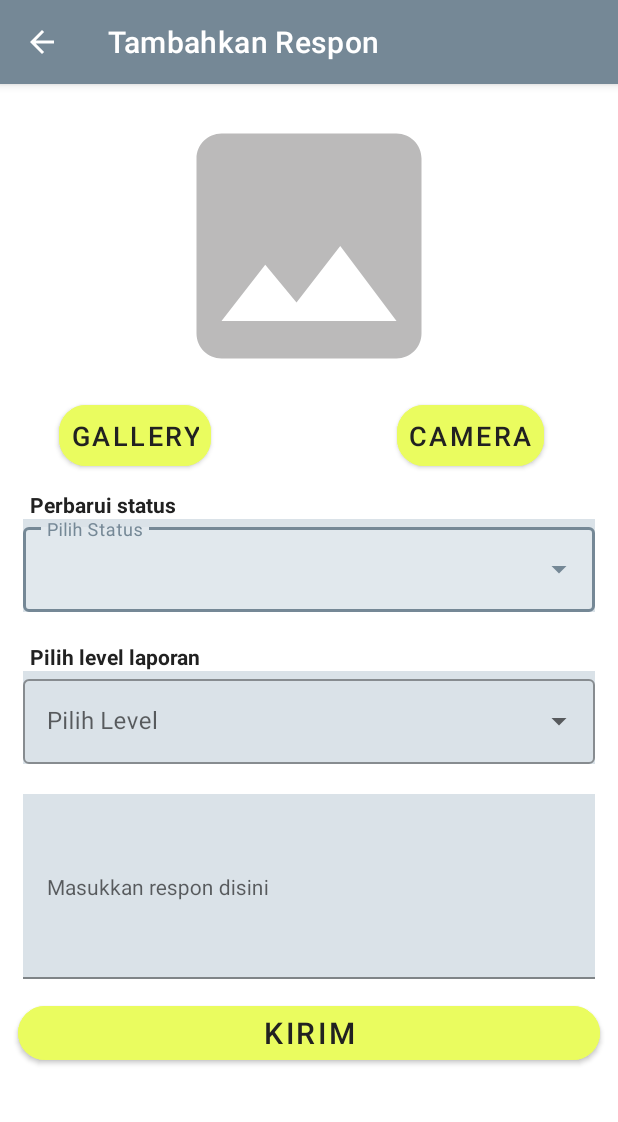
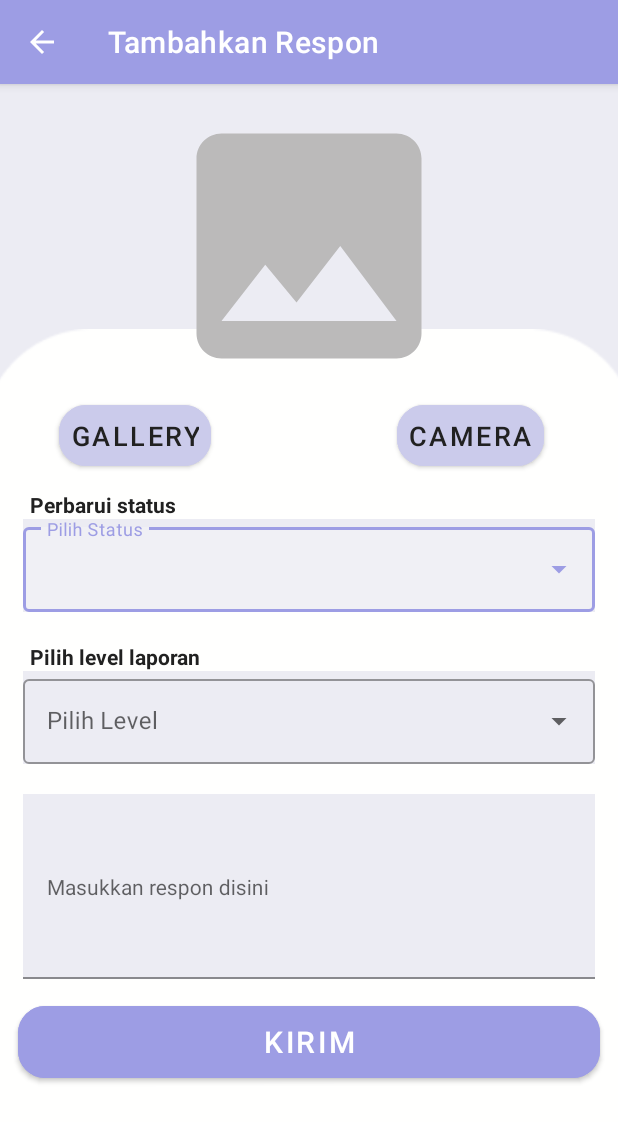
Before and after one commit to ttrrayl/facility-broken-app, an Android app: the AddStoryActivity screen opened directly, with no data from a screen before it, on a phone screen of 412 x 824 dp. Shown: the top 1122 px of the screen. Run offline under Robolectric (Android 15) with nearby library versions, the phone set to English and light mode, and no system bars; pictures from the network do not load; 8 statements that could not run were skipped.

Commit message:
fix layout before semhas

```diff
--- a/app/src/main/res/layout/activity_add_story.xml
+++ b/app/src/main/res/layout/activity_add_story.xml
@@ -4,7 +4,19 @@
     xmlns:tools="http://schemas.android.com/tools"
     android:layout_width="match_parent"
     android:layout_height="match_parent"
-    tools:context=".ui.AddStoryActivity">
+    tools:context=".ui.AddStoryActivity"
+    android:background="@color/third_purple">
+
+    <ImageView
+        android:id="@+id/iv_backgroundContainer"
+        android:layout_width="457dp"
+        android:layout_height="659dp"
+        android:layout_marginTop="10dp"
+        android:src="@drawable/bgwhite"
+        app:layout_constraintBottom_toBottomOf="parent"
+        app:layout_constraintEnd_toEndOf="parent"
+        app:layout_constraintStart_toStartOf="parent"
+        app:layout_constraintTop_toBottomOf="@+id/iv_add" />
 
     <ImageView
         android:id="@+id/iv_add"
@@ -28,7 +40,7 @@
         app:cornerRadius="18dp"
         app:layout_constraintStart_toStartOf="parent"
         app:layout_constraintTop_toBottomOf="@+id/iv_add"
-        android:backgroundTint="@color/yellow"/>
+        android:backgroundTint="@color/secondary_purple"/>
 
     <Button
         android:id="@+id/button_camera"
@@ -43,18 +55,7 @@
         android:text="@string/camera"
         android:textSize="18sp"
         android:padding="8dp"
-        android:backgroundTint="@color/yellow"/>
-
-    <ImageView
-        android:id="@+id/iv_backgroundContainer"
-        android:layout_width="457dp"
-        android:layout_height="659dp"
-        android:layout_marginTop="690dp"
-        android:src="@drawable/bg"
-        app:layout_constraintBottom_toBottomOf="parent"
-        app:layout_constraintEnd_toEndOf="parent"
-        app:layout_constraintStart_toStartOf="parent"
-        app:layout_constraintTop_toBottomOf="@+id/button_camera" />
+        android:backgroundTint="@color/secondary_purple"/>
 
     <TextView
         android:id="@+id/tv_detailFacil"
@@ -78,7 +79,7 @@
         android:layout_marginStart="15dp"
         android:layout_marginEnd="15dp"
         android:hint="Pilih Status"
-        android:background="@color/grey_young"
+        android:background="@color/third_purple"
         app:layout_constraintStart_toStartOf="parent"
         app:layout_constraintEnd_toEndOf="parent"
         app:layout_constraintTop_toBottomOf="@+id/tv_detailFacil">
@@ -114,7 +115,7 @@
         android:layout_marginStart="15dp"
         android:layout_marginEnd="15dp"
         android:hint="Pilih Level"
-        android:background="@color/grey_young"
+        android:background="@color/third_purple"
         app:layout_constraintStart_toStartOf="parent"
         app:layout_constraintEnd_toEndOf="parent"
         app:layout_constraintTop_toBottomOf="@+id/tv_level">
@@ -142,7 +143,7 @@
             android:layout_width="match_parent"
             android:layout_height="123dp"
             style="@style/Widget.MaterialComponents.TextInputLayout.OutlinedBox"
-            android:background="@color/grey_young"
+            android:background="@color/third_purple"
             android:textColor="@color/blackgrey"
             android:hint="Masukkan respon disini"
             android:gravity="start"
@@ -153,7 +154,7 @@
     <Button
         android:id="@+id/button_upload"
         android:layout_width="match_parent"
-        android:layout_height="wrap_content"
+        android:layout_height="60dp"
         app:layout_constraintEnd_toEndOf="parent"
         app:layout_constraintStart_toStartOf="parent"
         app:layout_constraintTop_toBottomOf="@+id/layout_resp"
@@ -161,10 +162,10 @@
         android:layout_marginStart="30dp"
         android:layout_marginEnd="30dp"
         android:text="Kirim"
-        android:textColor="@color/blackgrey"
+        android:textColor="@color/white"
         android:textSize="20sp"
         app:cornerRadius="18dp"
-        android:backgroundTint="@color/yellow"/>
+        android:backgroundTint="@color/main_purple"/>
 
     <ProgressBar
         android:id="@+id/pb_add"
--- a/app/src/main/res/layout/activity_login.xml
+++ b/app/src/main/res/layout/activity_login.xml
@@ -5,7 +5,7 @@
     android:layout_width="match_parent"
     android:layout_height="match_parent"
     tools:context=".ui.LoginActivity"
-    android:background="@color/bg">
+    android:background="@color/third_purple">
 
     <ImageView
         android:id="@+id/iv_logo"
@@ -75,12 +75,12 @@
         android:layout_width="match_parent"
         android:layout_height="wrap_content"
         android:text="MASUK"
-        android:textColor="@color/blackgrey"
+        android:textColor="@color/white"
         android:padding="10dp"
         android:layout_marginStart="40dp"
         android:layout_marginEnd="40dp"
         app:cornerRadius="18dp"
-        android:backgroundTint="@color/yellow"
+        android:backgroundTint="@color/main_purple"
         app:layout_constraintStart_toStartOf="parent"
         app:layout_constraintEnd_toEndOf="parent"
         app:layout_constraintTop_toBottomOf="@+id/layout_no"
--- a/app/src/main/res/layout/activity_main.xml
+++ b/app/src/main/res/layout/activity_main.xml
@@ -6,7 +6,7 @@
     android:layout_height="match_parent"
     android:orientation="vertical"
     tools:context=".ui.MainActivity"
-    android:background="@color/white">
+    android:background="@color/third_purple">
 
     <TextView
         android:id="@+id/username"
@@ -42,7 +42,7 @@
         app:cardMaxElevation="8dp"
         app:cardUseCompatPadding="true"
         android:padding="12dp"
-        app:cardBackgroundColor="@color/grey"
+        app:cardBackgroundColor="@color/main_purple"
         app:layout_constraintStart_toStartOf="parent"
         app:layout_constraintEnd_toEndOf="parent"
         app:layout_constraintTop_toBottomOf="@id/greetings">
@@ -184,7 +184,7 @@
         android:layout_width="457dp"
         android:layout_height="659dp"
         android:layout_marginTop="420dp"
-        android:src="@drawable/bg2"
+        android:src="@drawable/bgwhite"
         app:layout_constraintBottom_toBottomOf="parent"
         app:layout_constraintEnd_toEndOf="parent"
         app:layout_constraintStart_toStartOf="parent"
--- a/app/src/main/res/values/colors.xml
+++ b/app/src/main/res/values/colors.xml
@@ -13,11 +13,15 @@
     <color name="blackgrey">#212121</color>
     <color name="bg">#EDF0F2</color>
     <color name="line">#cbced1</color>
-    <color name="status1">#f8dcda</color>
-    <color name="status2">#f3e6da</color>
-    <color name="status3">#efedda</color>
-    <color name="status4">#e9f7da</color>
+    <color name="status1">#f6f6f1</color>
+    <color name="status2">#f2f6e1</color>
+    <color name="status3">#ffeee8</color>
+    <color name="status4">#eaffe8</color>
     <color name="grey_young">#dae2e8</color>
+    <color name="green">#8009e880</color>
 
+    <color name="main_purple">#9d9de4</color>
+    <color name="secondary_purple">#cbcbeb</color>
+    <color name="third_purple">#ececf3</color>
 
 </resources>
--- a/app/src/main/res/values/themes.xml
+++ b/app/src/main/res/values/themes.xml
@@ -2,13 +2,13 @@
     <!-- Base application theme. -->
     <style name="Theme.Kumandra" parent="Theme.MaterialComponents.DayNight.DarkActionBar">
         <!-- Primary brand color. -->
-        <item name="colorPrimary">@color/greyold</item>
-        <item name="colorPrimaryVariant">@color/grey</item>
+        <item name="colorPrimary">@color/main_purple</item>
+        <item name="colorPrimaryVariant">@color/secondary_purple</item>
         <item name="colorOnPrimary">@color/white</item>
         <!-- Secondary brand color. -->
-        <item name="colorSecondary">@color/bg</item>
-        <item name="colorSecondaryVariant">@color/status2</item>
-        <item name="colorOnSecondary">@color/black</item>
+        <item name="colorSecondary">@color/secondary_purple</item>
+        <item name="colorSecondaryVariant">@color/third_purple</item>
+        <item name="colorOnSecondary">@color/blackgrey</item>
         <!-- Status bar color. -->
         <!-- Customize your theme here. -->
 
```
Also changed, not shown: app/src/main/java/com/example/kumandraPJ/adapter/ReportAdapter.kt (+4 -4 lines), app/src/main/res/layout/activity_detail_story.xml (+6 -4 lines), app/src/main/res/layout/item_rv.xml (+7 -2 lines), app/src/main/res/drawable/bgwhite.png (added).
